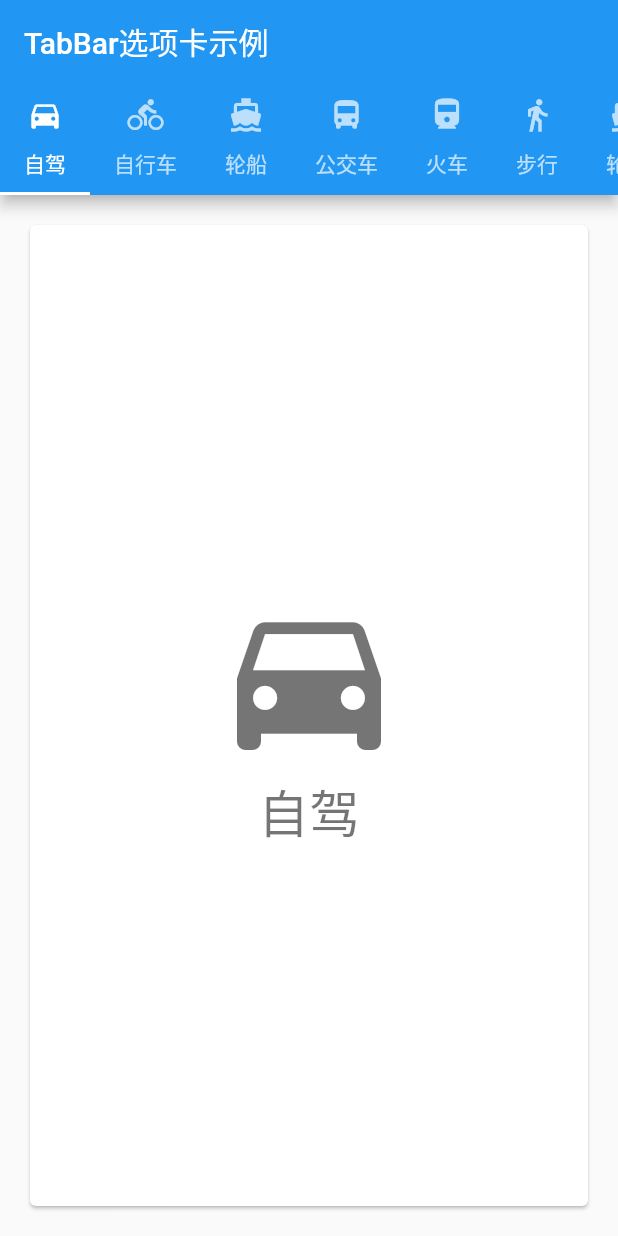
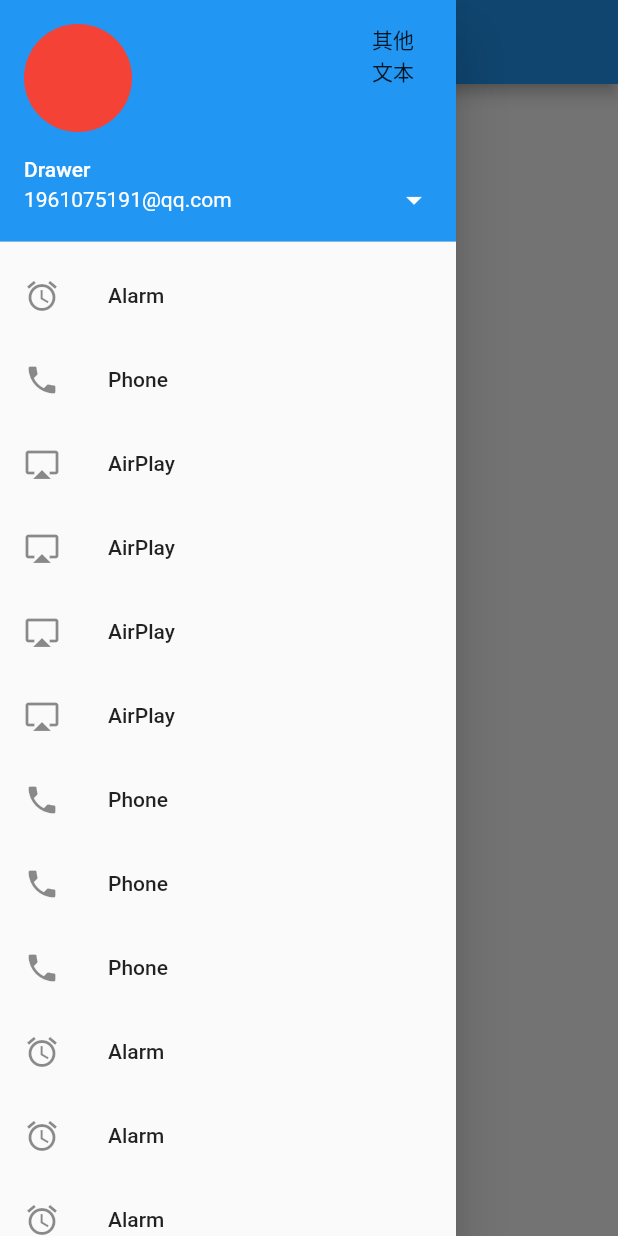
Before and after one commit to Ellen2018/flutter_study_app, a Flutter app: the screen it shows after launch, with the side drawer open (before the commit the screen has no drawer), on a phone screen of 412 x 824 dp. Run offline on Flutter 3.47's test engine with Material 2 defaults, Android fonts, the phone set to English and light mode, and no system bars.

Commit message:
演示Drawer组件

```diff
--- a/lib/main.dart
+++ b/lib/main.dart
@@ -9,13 +9,14 @@ import 'package:flutter_study_app/TextFormFieldStudy.dart';
 import 'package:flutter_study_app/TextStudy.dart';
 import 'package:flutter_study_app/material/StudyAppBar.dart';
 import 'package:flutter_study_app/material/StudyBottomNavigationBar.dart';
+import 'package:flutter_study_app/material/StudyDrawer.dart';
 import 'package:flutter_study_app/material/StudyRoute.dart';
 import 'package:flutter_study_app/material/StudyScaffold.dart';
 import 'package:flutter_study_app/material/StudyTabBar.dart';
 
 void main() {
   //配置App
-  runApp(new StudyTabBarApp());
+  runApp(new StudyDrawerApp());
 }
 
 class MyApp extends StatelessWidget {
--- /dev/null
+++ b/lib/material/StudyDrawer.dart
@@ -0,0 +1,59 @@
+import 'package:flutter/material.dart';
+
+class StudyDrawerApp extends StatelessWidget {
+  @override
+  Widget build(BuildContext context) {
+    return MaterialApp(
+      title: 'Drawer组件学习',
+      home: DrawerDemo(),
+    );
+  }
+}
+
+class DrawerDemo extends StatelessWidget {
+  @override
+  Widget build(BuildContext context) {
+    return new Scaffold(
+        appBar: AppBar(
+          title: Text('Drawer组件学习'),
+        ),
+        drawer: Drawer(
+            child: ListView(
+          children: <Widget>[
+            UserAccountsDrawerHeader(
+              accountName: Text('Drawer'),
+              accountEmail: Text('1961075191@qq.com'),
+              currentAccountPicture: CircleAvatar(backgroundColor: Colors.red,),
+              onDetailsPressed: (){},
+              otherAccountsPictures: <Widget>[
+                Container(child: Text('其他文本设置'),)
+              ],
+            ),
+            ListTile(leading: Icon(Icons.alarm), title: Text('Alarm')),
+            ListTile(leading: Icon(Icons.phone), title: Text('Phone')),
+            ListTile(leading: Icon(Icons.airplay), title: Text('AirPlay')),
+            ListTile(leading: Icon(Icons.airplay), title: Text('AirPlay')),
+            ListTile(leading: Icon(Icons.airplay), title: Text('AirPlay')),
+            ListTile(leading: Icon(Icons.airplay), title: Text('AirPlay')),
+            ListTile(leading: Icon(Icons.phone), title: Text('Phone')),
+            ListTile(leading: Icon(Icons.phone), title: Text('Phone')),
+            ListTile(leading: Icon(Icons.phone), title: Text('Phone')),
+            ListTile(leading: Icon(Icons.alarm), title: Text('Alarm')),
+            ListTile(leading: Icon(Icons.alarm), title: Text('Alarm')),
+            ListTile(leading: Icon(Icons.alarm), title: Text('Alarm')),
+            ListTile(leading: Icon(Icons.alarm), title: Text('Alarm')),
+            ListTile(leading: Icon(Icons.phone), title: Text('Phone')),
+            ListTile(leading: Icon(Icons.airplay), title: Text('AirPlay')),
+            ListTile(leading: Icon(Icons.airplay), title: Text('AirPlay')),
+            ListTile(leading: Icon(Icons.airplay), title: Text('AirPlay')),
+            ListTile(leading: Icon(Icons.airplay), title: Text('AirPlay')),
+            ListTile(leading: Icon(Icons.phone), title: Text('Phone')),
+            ListTile(leading: Icon(Icons.phone), title: Text('Phone')),
+            ListTile(leading: Icon(Icons.phone), title: Text('Phone')),
+            ListTile(leading: Icon(Icons.alarm), title: Text('Alarm')),
+            ListTile(leading: Icon(Icons.alarm), title: Text('Alarm')),
+            ListTile(leading: Icon(Icons.alarm), title: Text('Alarm')),
+          ],
+        )));
+  }
+}
```
